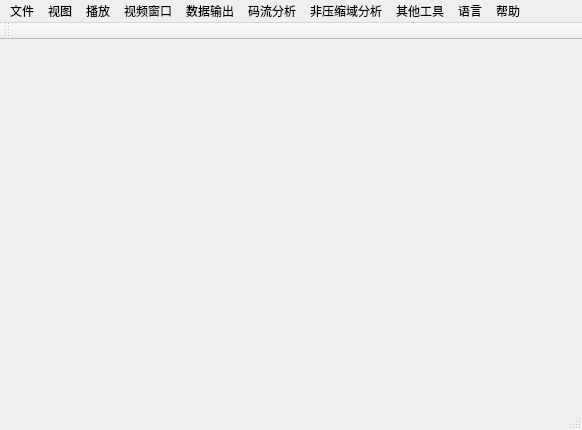
Qt form homewindow.ui (liaoqingfu/MultimediaAnalyzer) before a commit.
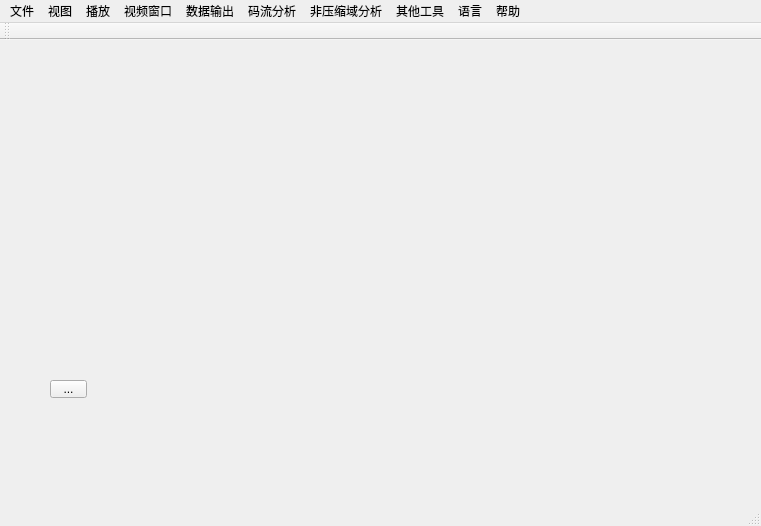
The same form after that commit. Custom widgets are drawn as their Qt base class.

What changed in the file:
```diff
--- a/homewindow.ui
+++ b/homewindow.ui
@@ -6,20 +6,44 @@
    <rect>
     <x>0</x>
     <y>0</y>
-    <width>582</width>
-    <height>430</height>
+    <width>761</width>
+    <height>526</height>
    </rect>
   </property>
   <property name="windowTitle">
    <string>HomeWindow</string>
   </property>
-  <widget class="QWidget" name="centralWidget"/>
+  <widget class="QWidget" name="centralWidget">
+   <widget class="QToolButton" name="toolButton">
+    <property name="geometry">
+     <rect>
+      <x>50</x>
+      <y>340</y>
+      <width>37</width>
+      <height>18</height>
+     </rect>
+    </property>
+    <property name="text">
+     <string>...</string>
+    </property>
+   </widget>
+   <widget class="VideoWidget" name="widgetVideo" native="true">
+    <property name="geometry">
+     <rect>
+      <x>330</x>
+      <y>140</y>
+      <width>381</width>
+      <height>271</height>
+     </rect>
+    </property>
+   </widget>
+  </widget>
   <widget class="QMenuBar" name="menuBar">
    <property name="geometry">
     <rect>
      <x>0</x>
      <y>0</y>
-     <width>582</width>
+     <width>761</width>
      <height>23</height>
     </rect>
    </property>
@@ -692,6 +716,14 @@
   </action>
  </widget>
  <layoutdefault spacing="6" margin="11"/>
+ <customwidgets>
+  <customwidget>
+   <class>VideoWidget</class>
+   <extends>QWidget</extends>
+   <header>video_widget.h</header>
+   <container>1</container>
+  </customwidget>
+ </customwidgets>
  <resources/>
  <connections/>
 </ui>
```
